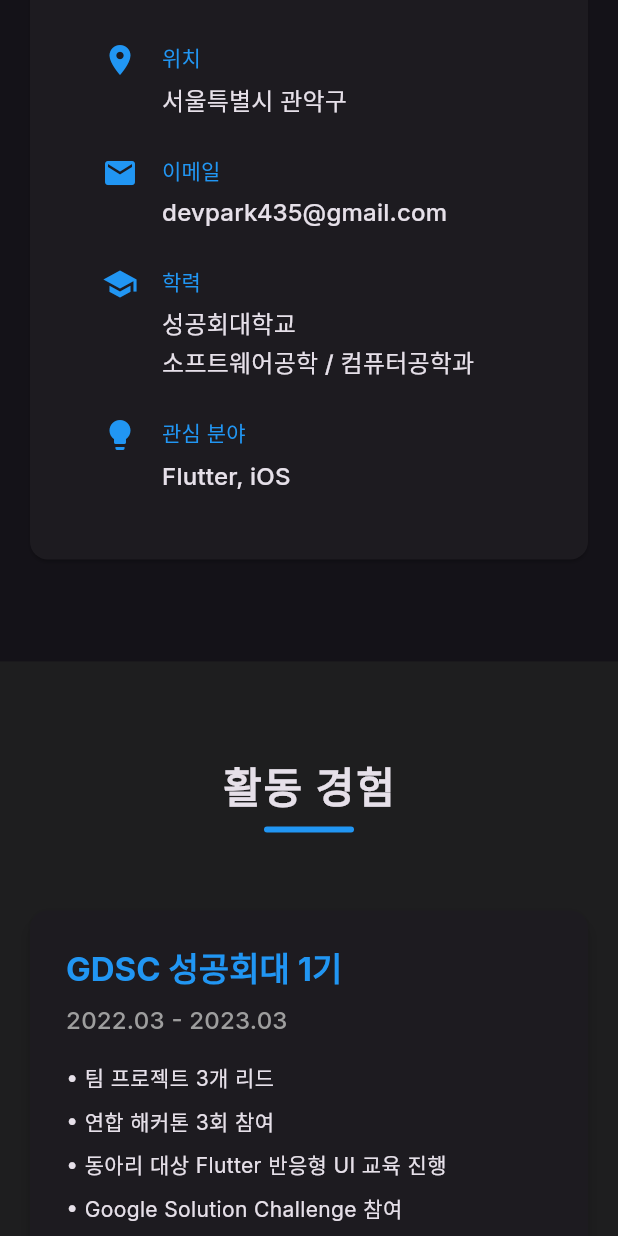
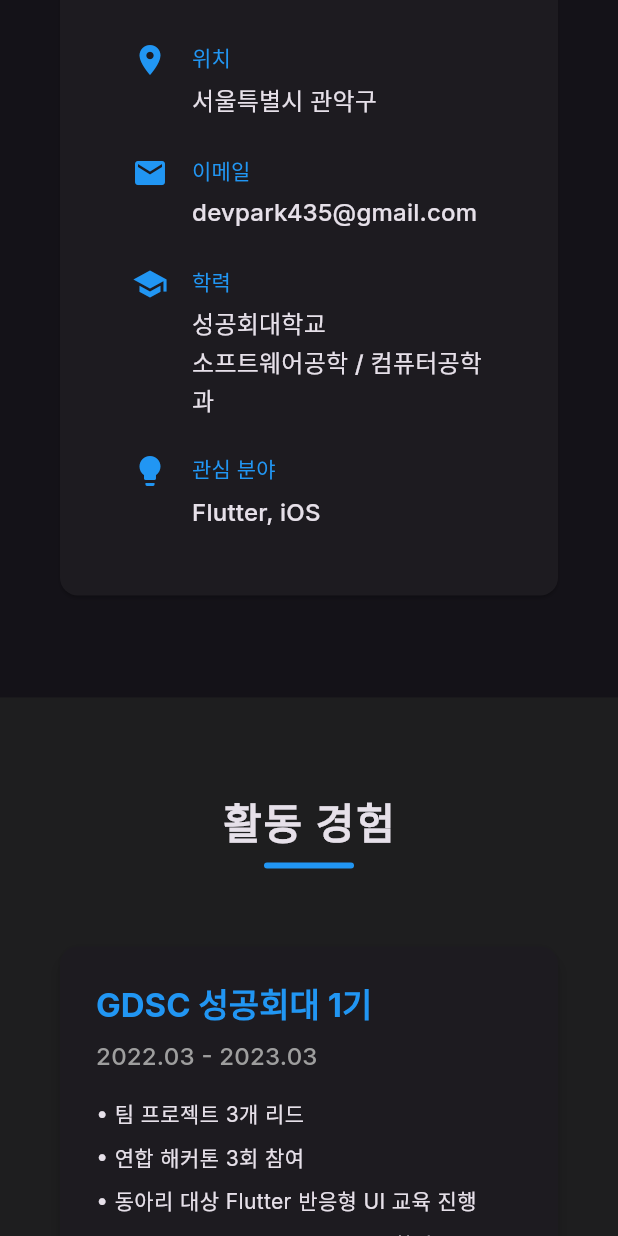
Before and after one commit to devpark435/portfolio_flutter_web, a Flutter app: the screen it shows after launch, scrolled down 1152 dp, on a phone screen of 412 x 824 dp. Run offline on Flutter 3.47's test engine with Material 3 defaults, Android fonts, the phone set to English and light mode, and no system bars; our stand-ins replace animated_text_kit, flutter_riverpod, go_router, google_fonts, shared_preferences.

Commit message:
feat(layout): Implement responsive horizontal padding for ExperienceSection
- Add dynamic horizontal padding based on screen width
- Adjust padding for desktop and mobile views
- Improve layout consistency across sections

```diff
--- a/lib/presentation/screens/home/sections/experience_section.dart
+++ b/lib/presentation/screens/home/sections/experience_section.dart
@@ -13,6 +13,12 @@ class ExperienceSection extends StatelessWidget {
     final isMobile = width <= 800;
 
     return SectionWrapper(
+      child: Padding(
+        padding: EdgeInsets.symmetric(
+            horizontal: width > 800
+                ? 42.0 // 데스크톱일 때 패딩
+                : 20.0 // 모바일일 때 패딩
+            ),
         child: Column(
           children: [
             const SectionTitle(title: '활동 경험'),
@@ -30,6 +36,7 @@ class ExperienceSection extends StatelessWidget {
             ),
           ],
         ),
+      ),
     );
   }
 }
--- a/lib/presentation/screens/home/sections/profile_section.dart
+++ b/lib/presentation/screens/home/sections/profile_section.dart
@@ -17,7 +17,13 @@ class ProfileSection extends StatelessWidget {
         children: [
           const SectionTitle(title: '프로필'),
           const SizedBox(height: 48),
-          Card(
+          Padding(
+            padding: EdgeInsets.symmetric(
+                horizontal: isMobile
+                    ? 20.0 // 모바일일 때 패딩
+                    : 42.0 // 데스크톱일 때 패딩
+                ),
+            child: Card(
               child: Padding(
                 padding: const EdgeInsets.all(32),
                 child: isMobile
@@ -62,6 +68,7 @@ class ProfileSection extends StatelessWidget {
                       ),
               ),
             ),
+          ),
         ],
       ),
     );
```
Lines whose indentation alone changed are shown as unchanged.
